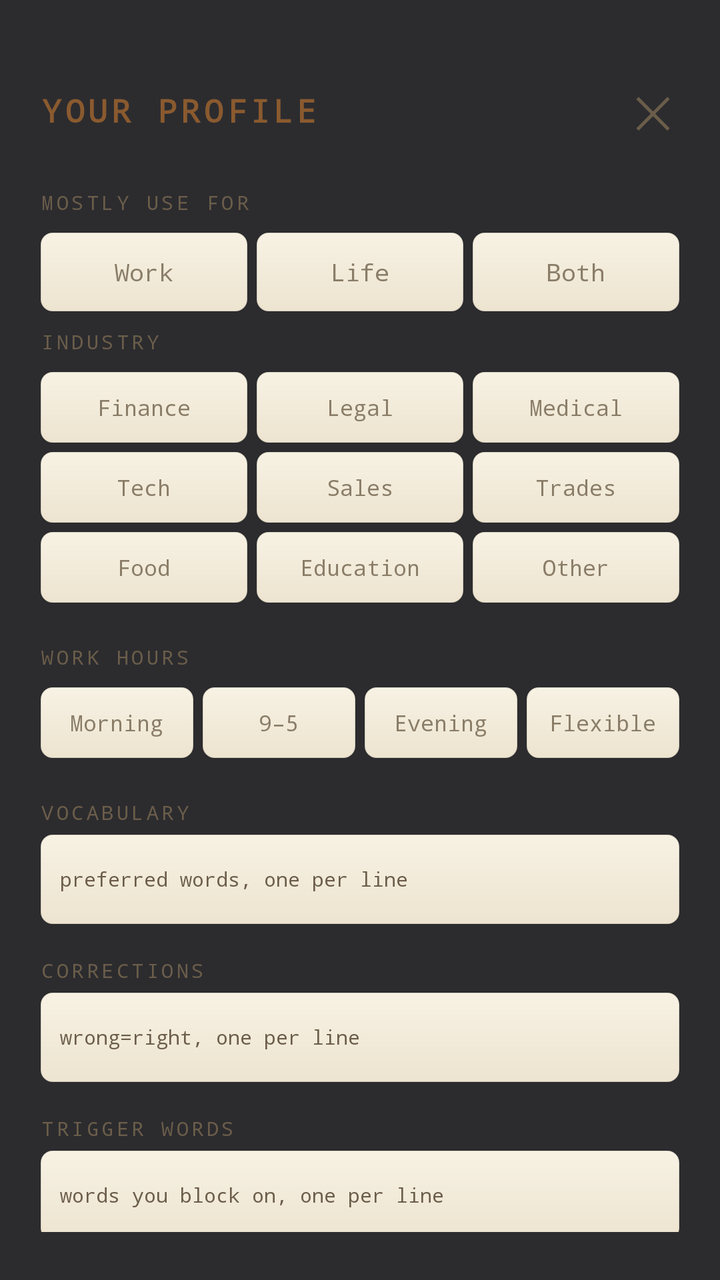
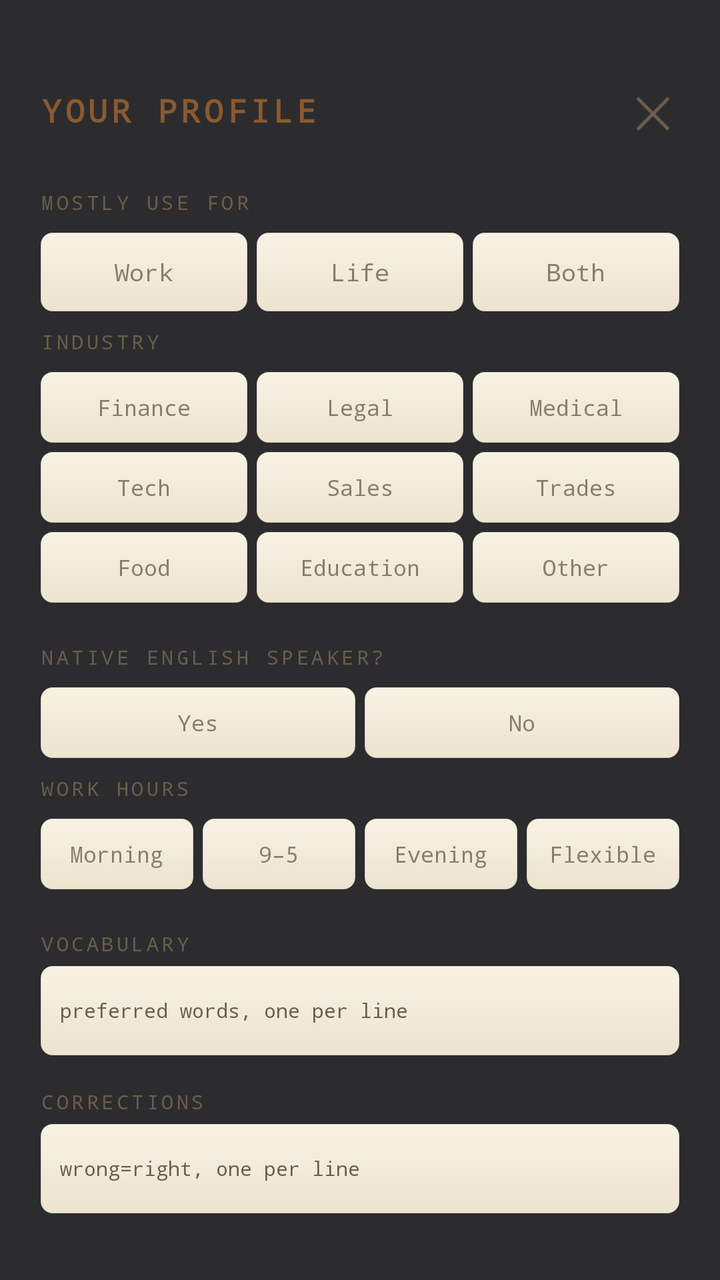

Compare the two renders of this Android layout. The source of the first and the diff that turns it into the second are given below.
<!-- AndroidManifest.xml: application theme Theme.WhatIMeant -->
<!-- res/layout/profile_overlay.xml -->
<?xml version="1.0" encoding="utf-8"?>
<FrameLayout xmlns:android="http://schemas.android.com/apk/res/android"
    android:layout_width="match_parent"
    android:layout_height="match_parent"
    android:background="#F0222228"
    android:clickable="true"
    android:focusable="true">

    <LinearLayout
        android:layout_width="match_parent"
        android:layout_height="match_parent"
        android:orientation="vertical"
        android:paddingStart="20dp"
        android:paddingEnd="20dp"
        android:paddingTop="40dp"
        android:paddingBottom="24dp">

        
        <LinearLayout
            android:layout_width="match_parent"
            android:layout_height="wrap_content"
            android:orientation="horizontal"
            android:gravity="center_vertical"
            android:layout_marginBottom="24dp">

            <TextView
                android:layout_width="0dp"
                android:layout_weight="1"
                android:layout_height="wrap_content"
                android:text="YOUR PROFILE"
                android:textColor="@color/copper_gold"
                android:textSize="16sp"
                android:fontFamily="monospace"
                android:textStyle="bold"
                android:letterSpacing="0.12" />

            <TextView
                android:id="@+id/profileClose"
                android:layout_width="wrap_content"
                android:layout_height="wrap_content"
                android:text="✕"
                android:textColor="@color/text_secondary"
                android:textSize="22sp"
                android:fontFamily="monospace"
                android:paddingStart="16dp"
                android:paddingEnd="4dp" />
        </LinearLayout>

        <ScrollView
            android:layout_width="match_parent"
            android:layout_height="0dp"
            android:layout_weight="1"
            android:scrollbarThumbVertical="@android:color/transparent">

            <LinearLayout
                android:id="@+id/profileContent"
                android:layout_width="match_parent"
                android:layout_height="wrap_content"
                android:orientation="vertical">

                
                <TextView
                    android:layout_width="wrap_content"
                    android:layout_height="wrap_content"
                    android:text="MOSTLY USE FOR"
                    android:textColor="@color/text_secondary"
                    android:textSize="10sp"
                    android:fontFamily="monospace"
                    android:letterSpacing="0.15"
                    android:layout_marginBottom="8dp" />

                <LinearLayout
                    android:id="@+id/profileUsageGroup"
                    android:layout_width="match_parent"
                    android:layout_height="wrap_content"
                    android:orientation="horizontal"
                    android:layout_marginBottom="8dp">

                    <TextView
                        android:id="@+id/profileWorkOnly"
                        android:layout_width="0dp"
                        android:layout_weight="1"
                        android:layout_height="40dp"
                        android:gravity="center"
                        android:text="Work"
                        android:textColor="@color/text_dim"
                        android:textSize="12sp"
                        android:fontFamily="monospace"
                        android:background="@drawable/card_bg"
                        android:layout_marginEnd="4dp" />

                    <TextView
                        android:id="@+id/profileLifeOnly"
                        android:layout_width="0dp"
                        android:layout_weight="1"
                        android:layout_height="40dp"
                        android:gravity="center"
                        android:text="Life"
                        android:textColor="@color/text_dim"
                        android:textSize="12sp"
                        android:fontFamily="monospace"
                        android:background="@drawable/card_bg"
                        android:layout_marginEnd="4dp" />

                    <TextView
                        android:id="@+id/profileBoth"
                        android:layout_width="0dp"
                        android:layout_weight="1"
                        android:layout_height="40dp"
                        android:gravity="center"
                        android:text="Both"
                        android:textColor="@color/text_dim"
                        android:textSize="12sp"
                        android:fontFamily="monospace"
                        android:background="@drawable/card_bg" />
                </LinearLayout>

                
                <LinearLayout
                    android:id="@+id/balanceSliderRow"
                    android:layout_width="match_parent"
                    android:layout_height="wrap_content"
                    android:orientation="horizontal"
                    android:gravity="center_vertical"
                    android:layout_marginBottom="20dp"
                    android:visibility="gone">

                    <TextView
                        android:layout_width="wrap_content"
                        android:layout_height="wrap_content"
                        android:text="W"
                        android:textColor="#FFAADDFF"
                        android:textSize="11sp"
                        android:fontFamily="monospace"
                        android:textStyle="bold"
                        android:layout_marginEnd="8dp" />

                    <SeekBar
                        android:id="@+id/balanceSeek"
                        android:layout_width="0dp"
                        android:layout_weight="1"
                        android:layout_height="wrap_content"
                        android:max="100"
                        android:progress="50"
                        android:progressTint="@color/orange_label"
                        android:thumbTint="@color/copper_gold" />

                    <TextView
                        android:layout_width="wrap_content"
                        android:layout_height="wrap_content"
                        android:text="L"
                        android:textColor="#FFFFCC88"
                        android:textSize="11sp"
                        android:fontFamily="monospace"
                        android:textStyle="bold"
                        android:layout_marginStart="8dp" />

                    <TextView
                        android:id="@+id/balanceValue"
                        android:layout_width="wrap_content"
                        android:layout_height="wrap_content"
                        android:text="50/50"
                        android:textColor="@color/text_secondary"
                        android:textSize="10sp"
                        android:fontFamily="monospace"
                        android:layout_marginStart="8dp" />
                </LinearLayout>

                
                <TextView
                    android:layout_width="wrap_content"
                    android:layout_height="wrap_content"
                    android:text="INDUSTRY"
                    android:textColor="@color/text_secondary"
                    android:textSize="10sp"
                    android:fontFamily="monospace"
                    android:letterSpacing="0.15"
                    android:layout_marginBottom="8dp" />

                <LinearLayout
                    android:id="@+id/profileIndustryGroup"
                    android:layout_width="match_parent"
                    android:layout_height="wrap_content"
                    android:orientation="vertical"
                    android:layout_marginBottom="20dp">

                    
                    <LinearLayout
                        android:layout_width="match_parent"
                        android:layout_height="wrap_content"
                        android:orientation="horizontal"
                        android:layout_marginBottom="4dp">

                        <TextView android:id="@+id/indFinance" android:layout_width="0dp" android:layout_weight="1" android:layout_height="36dp" android:gravity="center" android:text="Finance" android:textColor="@color/text_dim" android:textSize="11sp" android:fontFamily="monospace" android:background="@drawable/card_bg" android:layout_marginEnd="4dp" />
                        <TextView android:id="@+id/indLegal" android:layout_width="0dp" android:layout_weight="1" android:layout_height="36dp" android:gravity="center" android:text="Legal" android:textColor="@color/text_dim" android:textSize="11sp" android:fontFamily="monospace" android:background="@drawable/card_bg" android:layout_marginEnd="4dp" />
                        <TextView android:id="@+id/indMedical" android:layout_width="0dp" android:layout_weight="1" android:layout_height="36dp" android:gravity="center" android:text="Medical" android:textColor="@color/text_dim" android:textSize="11sp" android:fontFamily="monospace" android:background="@drawable/card_bg" />
                    </LinearLayout>

                    
                    <LinearLayout
                        android:layout_width="match_parent"
                        android:layout_height="wrap_content"
                        android:orientation="horizontal"
                        android:layout_marginBottom="4dp">

                        <TextView android:id="@+id/indTech" android:layout_width="0dp" android:layout_weight="1" android:layout_height="36dp" android:gravity="center" android:text="Tech" android:textColor="@color/text_dim" android:textSize="11sp" android:fontFamily="monospace" android:background="@drawable/card_bg" android:layout_marginEnd="4dp" />
                        <TextView android:id="@+id/indSales" android:layout_width="0dp" android:layout_weight="1" android:layout_height="36dp" android:gravity="center" android:text="Sales" android:textColor="@color/text_dim" android:textSize="11sp" android:fontFamily="monospace" android:background="@drawable/card_bg" android:layout_marginEnd="4dp" />
                        <TextView android:id="@+id/indTrades" android:layout_width="0dp" android:layout_weight="1" android:layout_height="36dp" android:gravity="center" android:text="Trades" android:textColor="@color/text_dim" android:textSize="11sp" android:fontFamily="monospace" android:background="@drawable/card_bg" />
                    </LinearLayout>

                    
                    <LinearLayout
                        android:layout_width="match_parent"
                        android:layout_height="wrap_content"
                        android:orientation="horizontal">

                        <TextView android:id="@+id/indFood" android:layout_width="0dp" android:layout_weight="1" android:layout_height="36dp" android:gravity="center" android:text="Food" android:textColor="@color/text_dim" android:textSize="11sp" android:fontFamily="monospace" android:background="@drawable/card_bg" android:layout_marginEnd="4dp" />
                        <TextView android:id="@+id/indEducation" android:layout_width="0dp" android:layout_weight="1" android:layout_height="36dp" android:gravity="center" android:text="Education" android:textColor="@color/text_dim" android:textSize="11sp" android:fontFamily="monospace" android:background="@drawable/card_bg" android:layout_marginEnd="4dp" />
                        <TextView android:id="@+id/indOther" android:layout_width="0dp" android:layout_weight="1" android:layout_height="36dp" android:gravity="center" android:text="Other" android:textColor="@color/text_dim" android:textSize="11sp" android:fontFamily="monospace" android:background="@drawable/card_bg" />
                    </LinearLayout>

                    
                    <EditText
                        android:id="@+id/indOtherInput"
                        android:layout_width="match_parent"
                        android:layout_height="40dp"
                        android:hint="Type your industry"
                        android:textColor="@color/text_primary"
                        android:textColorHint="@color/text_secondary"
                        android:textSize="12sp"
                        android:fontFamily="monospace"
                        android:background="@drawable/card_bg"
                        android:paddingStart="12dp"
                        android:paddingEnd="12dp"
                        android:inputType="text"
                        android:imeOptions="actionDone"
                        android:maxLines="1"
                        android:visibility="gone"
                        android:layout_marginTop="4dp" />
                </LinearLayout>

                

                
                <TextView
                    android:layout_width="wrap_content"
                    android:layout_height="wrap_content"
                    android:text="WORK HOURS"
                    android:textColor="@color/text_secondary"
                    android:textSize="10sp"
                    android:fontFamily="monospace"
                    android:letterSpacing="0.15"
                    android:layout_marginBottom="8dp" />

                <LinearLayout
                    android:layout_width="match_parent"
                    android:layout_height="wrap_content"
                    android:orientation="horizontal"
                    android:layout_marginBottom="20dp">

                    <TextView android:id="@+id/hoursMorning" android:layout_width="0dp" android:layout_weight="1" android:layout_height="36dp" android:gravity="center" android:text="Morning" android:textColor="@color/text_dim" android:textSize="11sp" android:fontFamily="monospace" android:background="@drawable/card_bg" android:layout_marginEnd="4dp" />
                    <TextView android:id="@+id/hoursDay" android:layout_width="0dp" android:layout_weight="1" android:layout_height="36dp" android:gravity="center" android:text="9–5" android:textColor="@color/text_dim" android:textSize="11sp" android:fontFamily="monospace" android:background="@drawable/card_bg" android:layout_marginEnd="4dp" />
                    <TextView android:id="@+id/hoursEvening" android:layout_width="0dp" android:layout_weight="1" android:layout_height="36dp" android:gravity="center" android:text="Evening" android:textColor="@color/text_dim" android:textSize="11sp" android:fontFamily="monospace" android:background="@drawable/card_bg" android:layout_marginEnd="4dp" />
                    <TextView android:id="@+id/hoursFlexible" android:layout_width="0dp" android:layout_weight="1" android:layout_height="36dp" android:gravity="center" android:text="Flexible" android:textColor="@color/text_dim" android:textSize="11sp" android:fontFamily="monospace" android:background="@drawable/card_bg" />
                </LinearLayout>

                
                <TextView
                    android:layout_width="wrap_content"
                    android:layout_height="wrap_content"
                    android:text="VOCABULARY"
                    android:textColor="@color/text_secondary"
                    android:textSize="10sp"
                    android:fontFamily="monospace"
                    android:letterSpacing="0.15"
                    android:layout_marginBottom="4dp" />

                <EditText
                    android:id="@+id/profileVocabulary"
                    android:layout_width="match_parent"
                    android:layout_height="wrap_content"
                    android:hint="preferred words, one per line"
                    android:textColor="@color/text_bright"
                    android:textColorHint="@color/text_secondary"
                    android:textSize="10sp"
                    android:fontFamily="monospace"
                    android:background="@drawable/card_bg"
                    android:padding="10dp"
                    android:inputType="textMultiLine"
                    android:minLines="2"
                    android:maxLines="5"
                    android:layout_marginBottom="16dp" />

                
                <TextView
                    android:layout_width="wrap_content"
                    android:layout_height="wrap_content"
                    android:text="CORRECTIONS"
                    android:textColor="@color/text_secondary"
                    android:textSize="10sp"
                    android:fontFamily="monospace"
                    android:letterSpacing="0.15"
                    android:layout_marginBottom="4dp" />

                <EditText
                    android:id="@+id/profileCorrections"
                    android:layout_width="match_parent"
                    android:layout_height="wrap_content"
                    android:hint="wrong=right, one per line"
                    android:textColor="@color/text_bright"
                    android:textColorHint="@color/text_secondary"
                    android:textSize="10sp"
                    android:fontFamily="monospace"
                    android:background="@drawable/card_bg"
                    android:padding="10dp"
                    android:inputType="textMultiLine"
                    android:minLines="2"
                    android:maxLines="5"
                    android:layout_marginBottom="16dp" />

                
                <TextView
                    android:layout_width="wrap_content"
                    android:layout_height="wrap_content"
                    android:text="TRIGGER WORDS"
                    android:textColor="@color/text_secondary"
                    android:textSize="10sp"
                    android:fontFamily="monospace"
                    android:letterSpacing="0.15"
                    android:layout_marginBottom="4dp" />

                <EditText
                    android:id="@+id/profileTriggers"
                    android:layout_width="match_parent"
                    android:layout_height="wrap_content"
                    android:hint="words you block on, one per line"
                    android:textColor="@color/text_bright"
                    android:textColorHint="@color/text_secondary"
                    android:textSize="10sp"
                    android:fontFamily="monospace"
                    android:background="@drawable/card_bg"
                    android:padding="10dp"
                    android:inputType="textMultiLine"
                    android:minLines="2"
                    android:maxLines="5"
                    android:layout_marginBottom="20dp" />

                
                <LinearLayout
                    android:id="@+id/dataRightsSection"
                    android:layout_width="match_parent"
                    android:layout_height="wrap_content"
                    android:orientation="vertical"
                    android:visibility="gone"
                    android:layout_marginBottom="20dp">

                    <TextView
                        android:layout_width="wrap_content"
                        android:layout_height="wrap_content"
                        android:text="YOUR DATA"
                        android:textColor="@color/text_secondary"
                        android:textSize="10sp"
                        android:fontFamily="monospace"
                        android:letterSpacing="0.15"
                        android:layout_marginBottom="4dp" />

                    <TextView
                        android:layout_width="wrap_content"
                        android:layout_height="wrap_content"
                        android:text="Everything above is synced to your account when signed in."
                        android:textColor="@color/text_secondary"
                        android:textSize="10sp"
                        android:fontFamily="monospace"
                        android:layout_marginBottom="8dp" />

                    <TextView
                        android:id="@+id/exportDataBtn"
                        android:layout_width="match_parent"
                        android:layout_height="40dp"
                        android:gravity="center"
                        android:text="Export my data"
                        android:textColor="@color/text_bright"
                        android:textSize="12sp"
                        android:fontFamily="monospace"
                        android:background="@drawable/card_bg_pressable"
                        android:layout_marginBottom="4dp" />

                    <TextView
                        android:id="@+id/deleteDataBtn"
                        android:layout_width="match_parent"
                        android:layout_height="40dp"
                        android:gravity="center"
                        android:text="Delete all my cloud data"
                        android:textColor="@color/red_hot"
                        android:textSize="12sp"
                        android:fontFamily="monospace"
                        android:background="@drawable/card_bg_pressable" />
                </LinearLayout>

            </LinearLayout>
        </ScrollView>
    </LinearLayout>
</FrameLayout>
<!-- resources referenced by this layout -->
<resources>
  <color name="copper_gold">#FF8A5A2F</color>
  <color name="orange_label">#FFC94A1F</color>
  <color name="red_hot">#FFEF4444</color>
  <color name="text_bright">#FF1A1612</color>
  <color name="text_dim">#FF8A7D68</color>
  <color name="text_primary">#FF2A2420</color>
  <color name="text_secondary">#FF6B5D4A</color>
  <!-- drawable card_bg (drawable) -->
  <?xml version="1.0" encoding="utf-8"?>
  <shape xmlns:android="http://schemas.android.com/apk/res/android"
      android:shape="rectangle">
      <gradient
          android:startColor="#FFF8F2E4"
          android:centerColor="#FFF2EBDA"
          android:endColor="#FFEDE4D0"
          android:angle="270" />
      <corners android:radius="6dp" />
      <stroke android:width="0.5dp" android:color="#20000000" />
  </shape>
  <!-- drawable card_bg_pressable (drawable) -->
  <?xml version="1.0" encoding="utf-8"?>
  <selector xmlns:android="http://schemas.android.com/apk/res/android">
      <item android:state_pressed="true">
          <shape android:shape="rectangle">
              <gradient
                  android:startColor="#FFEDE4D0"
                  android:centerColor="#FFE6DCC8"
                  android:endColor="#FFDFD4BC"
                  android:angle="270" />
              <corners android:radius="6dp" />
              <stroke android:width="1dp" android:color="#30000000" />
          </shape>
      </item>
      <item>
          <shape android:shape="rectangle">
              <gradient
                  android:startColor="#FFF8F2E4"
                  android:centerColor="#FFF2EBDA"
                  android:endColor="#FFEDE4D0"
                  android:angle="270" />
              <corners android:radius="6dp" />
              <stroke android:width="0.5dp" android:color="#20000000" />
          </shape>
      </item>
  </selector>
  <style name="Theme.WhatIMeant" parent="Theme.Material3.DayNight.NoActionBar">
          <item name="colorPrimary">@color/red_primary</item>
          <item name="colorOnPrimary">@color/text_white</item>
          <item name="colorPrimaryContainer">@color/bg_surface</item>
          <item name="colorOnPrimaryContainer">@color/text_primary</item>
          <item name="colorSecondary">@color/bg_surface</item>
          <item name="colorSurface">@color/bg_base</item>
          <item name="colorOnSurface">@color/text_primary</item>
          <item name="android:windowBackground">@color/bg_base</item>
          <item name="android:statusBarColor">@color/bg_surface</item>
          <item name="android:navigationBarColor">@color/bg_surface</item>
          <item name="android:colorBackground">@color/bg_base</item>
          <item name="android:textColorPrimary">@color/text_primary</item>
          <item name="android:textColorSecondary">@color/text_secondary</item>
          <item name="colorSurfaceVariant">@color/bg_elevated</item>
      </style>
  <color name="red_primary">#FFB91C1C</color>
  <color name="text_white">#FF1A1612</color>
  <color name="bg_surface">#FFE8DDC4</color>
  <color name="bg_base">#FFD4C8B0</color>
  <color name="bg_elevated">#FFF0E8D8</color>
</resources>

<!-- the commit's change to res/layout/profile_overlay.xml (unified diff, before → after) -->
@@ -245,6 +245,69 @@
                 <TextView
                     android:layout_width="wrap_content"
                     android:layout_height="wrap_content"
+                    android:text="NATIVE ENGLISH SPEAKER?"
+                    android:textColor="@color/text_secondary"
+                    android:textSize="10sp"
+                    android:fontFamily="monospace"
+                    android:letterSpacing="0.15"
+                    android:layout_marginBottom="8dp" />
+
+                <LinearLayout
+                    android:id="@+id/profileL1NativeGroup"
+                    android:layout_width="match_parent"
+                    android:layout_height="wrap_content"
+                    android:orientation="horizontal"
+                    android:layout_marginBottom="8dp">
+
+                    <TextView android:id="@+id/l1NativeYes" android:layout_width="0dp" android:layout_weight="1" android:layout_height="36dp" android:gravity="center" android:text="Yes" android:textColor="@color/text_dim" android:textSize="11sp" android:fontFamily="monospace" android:background="@drawable/card_bg" android:layout_marginEnd="4dp" />
+                    <TextView android:id="@+id/l1NativeNo" android:layout_width="0dp" android:layout_weight="1" android:layout_height="36dp" android:gravity="center" android:text="No" android:textColor="@color/text_dim" android:textSize="11sp" android:fontFamily="monospace" android:background="@drawable/card_bg" />
+                </LinearLayout>
+
+                <LinearLayout
+                    android:id="@+id/profileL1LanguageGroup"
+                    android:layout_width="match_parent"
+                    android:layout_height="wrap_content"
+                    android:orientation="vertical"
+                    android:visibility="gone"
+                    android:layout_marginBottom="20dp">
+
+                    <TextView
+                        android:layout_width="wrap_content"
+                        android:layout_height="wrap_content"
+                        android:text="FIRST LANGUAGE"
+                        android:textColor="@color/text_secondary"
+                        android:textSize="10sp"
+                        android:fontFamily="monospace"
+                        android:letterSpacing="0.15"
+                        android:layout_marginBottom="4dp" />
+
+                    <LinearLayout
+                        android:layout_width="match_parent"
+                        android:layout_height="wrap_content"
+                        android:orientation="horizontal"
+                        android:layout_marginBottom="4dp">
+
+                        <TextView android:id="@+id/l1Russian" android:layout_width="0dp" android:layout_weight="1" android:layout_height="36dp" android:gravity="center" android:text="Russian" android:textColor="@color/text_dim" android:textSize="11sp" android:fontFamily="monospace" android:background="@drawable/card_bg" android:layout_marginEnd="4dp" />
+                        <TextView android:id="@+id/l1Spanish" android:layout_width="0dp" android:layout_weight="1" android:layout_height="36dp" android:gravity="center" android:text="Spanish" android:textColor="@color/text_dim" android:textSize="11sp" android:fontFamily="monospace" android:background="@drawable/card_bg" android:layout_marginEnd="4dp" />
+                        <TextView android:id="@+id/l1Mandarin" android:layout_width="0dp" android:layout_weight="1" android:layout_height="36dp" android:gravity="center" android:text="Mandarin" android:textColor="@color/text_dim" android:textSize="11sp" android:fontFamily="monospace" android:background="@drawable/card_bg" />
+                    </LinearLayout>
+
+                    <TextView
+                        android:id="@+id/l1Other"
+                        android:layout_width="match_parent"
+                        android:layout_height="36dp"
+                        android:gravity="center"
+                        android:text="Other (more packs coming)"
+                        android:textColor="@color/text_dim"
+                        android:textSize="11sp"
+                        android:fontFamily="monospace"
+                        android:background="@drawable/card_bg" />
+                </LinearLayout>
+
+                
+                <TextView
+                    android:layout_width="wrap_content"
+                    android:layout_height="wrap_content"
                     android:text="WORK HOURS"
                     android:textColor="@color/text_secondary"
                     android:textSize="10sp"
